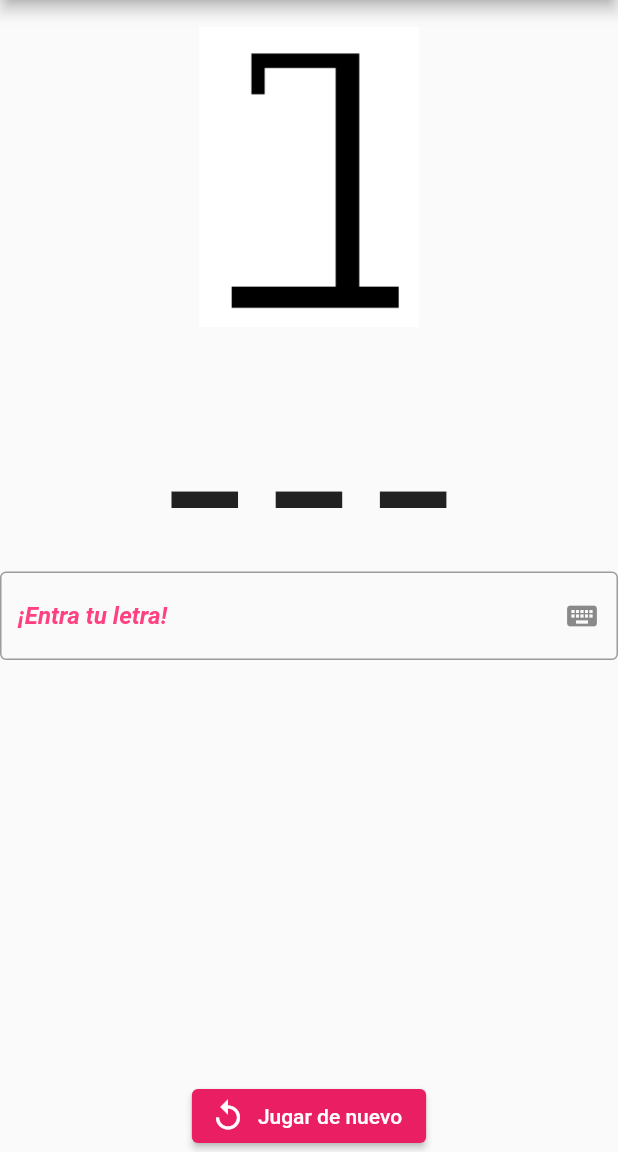
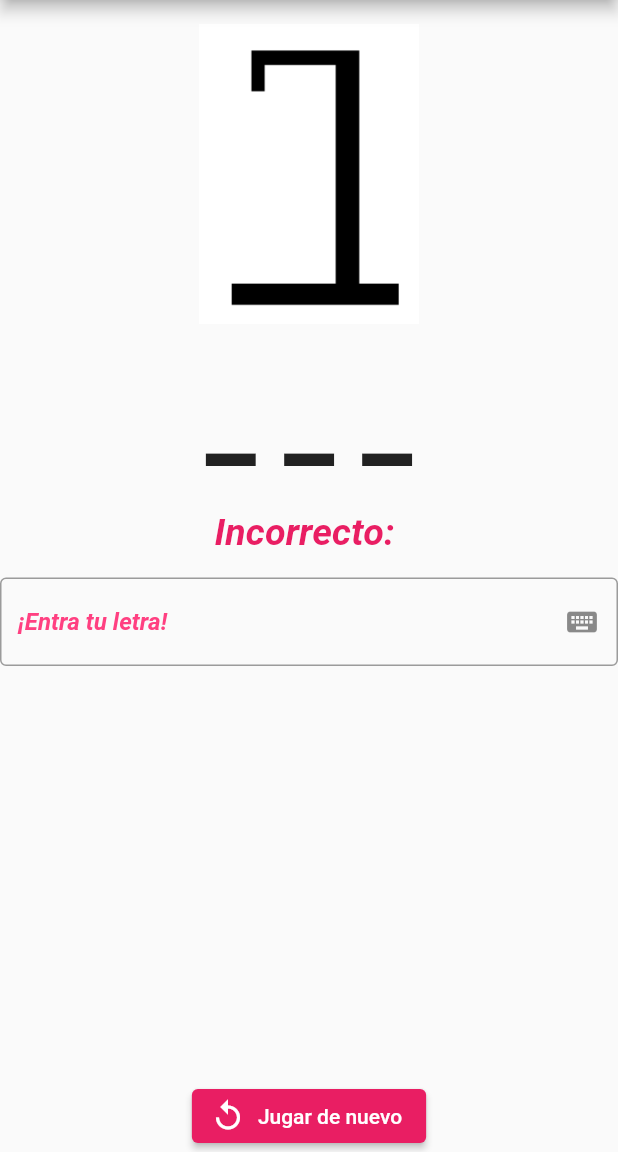
Before and after one commit to SvanhildurG/Hangman2, a Flutter app: the screen it shows after launch, after a tap on "Jugar de nuevo", on a phone screen of 412 x 824 dp, the part 84-1236 px from its top. Run offline on Flutter 3.47's test engine with Material 2 defaults, Android fonts, the phone set to English and light mode, and no system bars.

Commit message:
6 commit

```diff
--- a/lib/main.dart
+++ b/lib/main.dart
@@ -7,7 +7,7 @@ void main() {
 }
 
 class MyApp extends StatelessWidget {
-  const MyApp({super.key});
+  const MyApp({Key? key}) : super(key: key); //from tic tac toe
 
   // Root of application.
   @override
@@ -23,7 +23,7 @@ class MyApp extends StatelessWidget {
 }
 
 class MyHangMan extends StatefulWidget {
-  const MyHangMan({super.key, required this.title}); //Homepage
+  const MyHangMan({Key? key, required this.title}) : super(key: key); //Homepage
 
   final String title;
 
@@ -43,17 +43,9 @@ class _MyHangManState extends State<MyHangMan> {
     'sol',
     'nube'
   ];
-//From tic tac toe - trying to reset game with elevated button
-  //Error: Classes can't be declared inside other classes!!!! - look at next!!!! - Above class _MyHangmanState?
-  class _GameScreen extends State<MyHangMan> {
-  Game game = Game();
-
-  }
 
   String randomWord = '';
-  //List<String> _guessedLetters = []; //Already defined
-  int _wrongGuesses = 0; //Not using
-  //List<String> letterInput = []; //Ath!!!
+  int _wrongGuesses = 0;
   List<String> underscore = [];
   List<String> images = [
     '1.png',
@@ -66,6 +58,7 @@ class _MyHangManState extends State<MyHangMan> {
   ];
 
   final _textController = TextEditingController(); //Takes input from keyboard
+  List<String> guessedLetters = [];
 
   //Increase/show images one by one if user guesses wrong letter
   void wrongGuesses() {
@@ -86,20 +79,32 @@ class _MyHangManState extends State<MyHangMan> {
       }
       if (!letterFound) {
         wrongGuesses();
+        guessedLetters.add(letter); //Wrong letter to list
       }
       _textController.clear();
     });
   }
 
+  //Stop game
+
+  // Restart the game
+  void reStart() {
+    setState(() {
+      _wrongGuesses = 0;
+      randomWord = words.elementAt(Random().nextInt(words.length));
+      underscore = List.generate(randomWord.length, (_) => '_');
+      guessedLetters.clear();
+    });
+  }
+
   @override
-  //Call initState method to initialize randomWord and underscore
-  //Within void - don't return value
   void initState() {
     super.initState();
     randomWord = words.elementAt(Random().nextInt(words.length));
     underscore = List.generate(randomWord.length, (_) => '_');
   }
 
+  @override
   Widget build(BuildContext context) {
     //method reruns every time setState is called
     return Scaffold(
@@ -109,27 +114,39 @@ class _MyHangManState extends State<MyHangMan> {
         centerTitle: true,
       ),
       body: Container(
-        margin: const EdgeInsets.only(top: 2),
+        margin: const EdgeInsets.only(top: 0),
         child: Column(
           mainAxisAlignment: MainAxisAlignment.start,
           children: [
+            //Display of images after each wrong guess
             const SizedBox(height: 16),
-            //Display of images after each wrong guess, using map
             Image.asset(
-              'assets/images/${images[_wrongGuesses]}', //Works but get error message after 7 images - look at next
+              'assets/images/${images[_wrongGuesses]}',
               height: 200,
               width: 200,
             ),
+            //Display of underscores
             const SizedBox(height: 16),
             Text(
               underscore.join(' '),
               style: const TextStyle(
-                fontSize: 100,
+                fontSize: 75,
                 fontWeight: FontWeight.bold,
               ),
             ),
-            const SizedBox(height: 30),
-            //User can input a letter by tapping on instructions, introducing the letter in the box and press enter
+            //Display of incorrect letters
+            const SizedBox(height: 20),
+            Text(
+              'Incorrecto: ${guessedLetters.join(' - ')}',
+              style: const TextStyle(
+                fontWeight: FontWeight.bold,
+                fontStyle: FontStyle.italic,
+                color: Colors.pink,
+                fontSize: 25,
+              ),
+            ),
+            //Input from user from keyboard
+            const SizedBox(height: 16),
             TextField(
               controller: _textController,
               onSubmitted: checkLetter,
@@ -143,21 +160,21 @@ class _MyHangManState extends State<MyHangMan> {
                 border: const OutlineInputBorder(),
                 suffixIcon: IconButton(
                   onPressed: () {
-                    //Clear what's currently in the textfield
+                    //Clear the textfield
                     _textController.clear();
                   },
                   icon: const Icon(Icons.keyboard),
                 ),
               ),
             ),
+            //Play again
             Expanded(
               child: Align(
                 alignment: Alignment.bottomCenter,
                 child: ElevatedButton.icon(
-                    onPressed: () {
-                 },
-                    icon: Icon(Icons.replay),
-                    label: Text('Jugar de nuevo'),
+                  onPressed: (reStart),
+                  icon: const Icon(Icons.replay),
+                  label: const Text('Jugar de nuevo'),
                 ),
               ),
             ),
@@ -168,10 +185,11 @@ class _MyHangManState extends State<MyHangMan> {
   }
 }
 
-//Need a place to keep track of incorrect guessed letters
-//Need a way to stop the game if finished with or without success:
-//give positive feedback on success and jugar de nuevo button
-//show word and end game with jugar de nuevo button if not success
+//Need a way to STOP the game if finished with or without success:
+//show word and end game if not success!!!
+//I can still guess letters after success!!! Stop that!
+//Maybe break, maybe boolean, stop??? Logic file?!
+
 //Additional requirements:
 //Add homescreen with gif??? BMI calculator section of Flutter Course
 //https://flutterawesome.com/bmi-calculator-using-flutter/:
```
Lines whose indentation alone changed are shown as unchanged.
